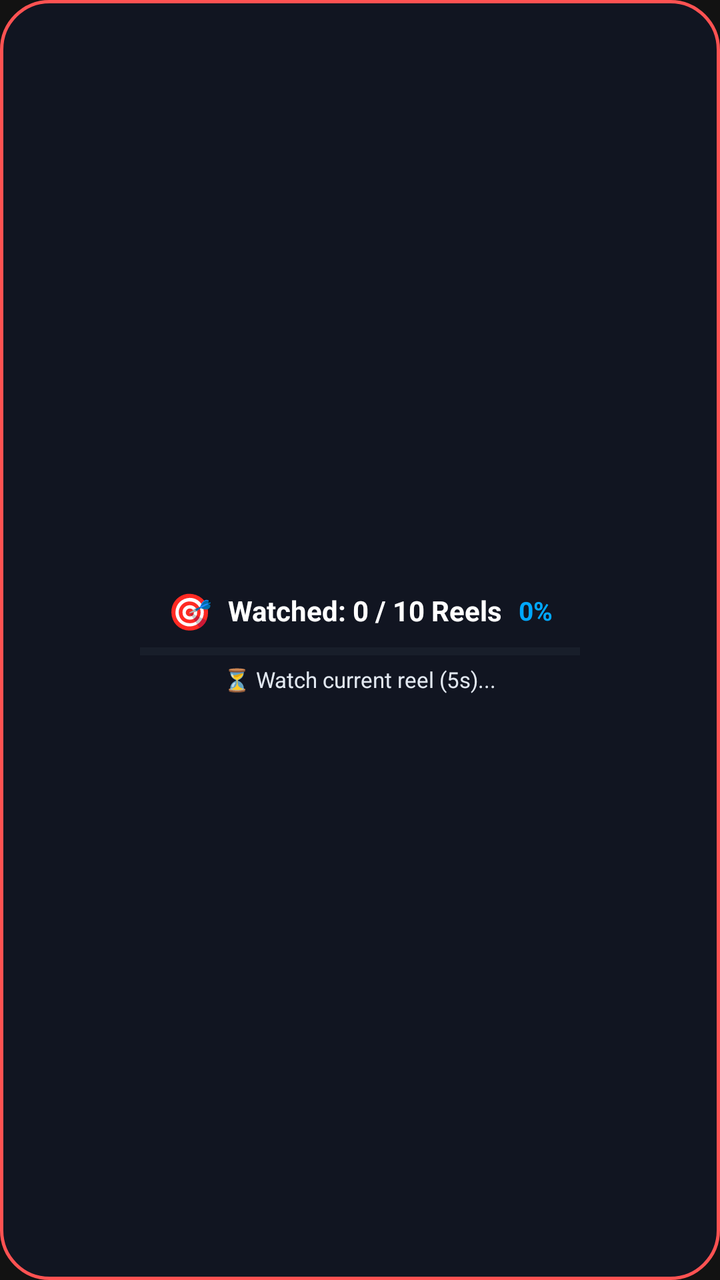
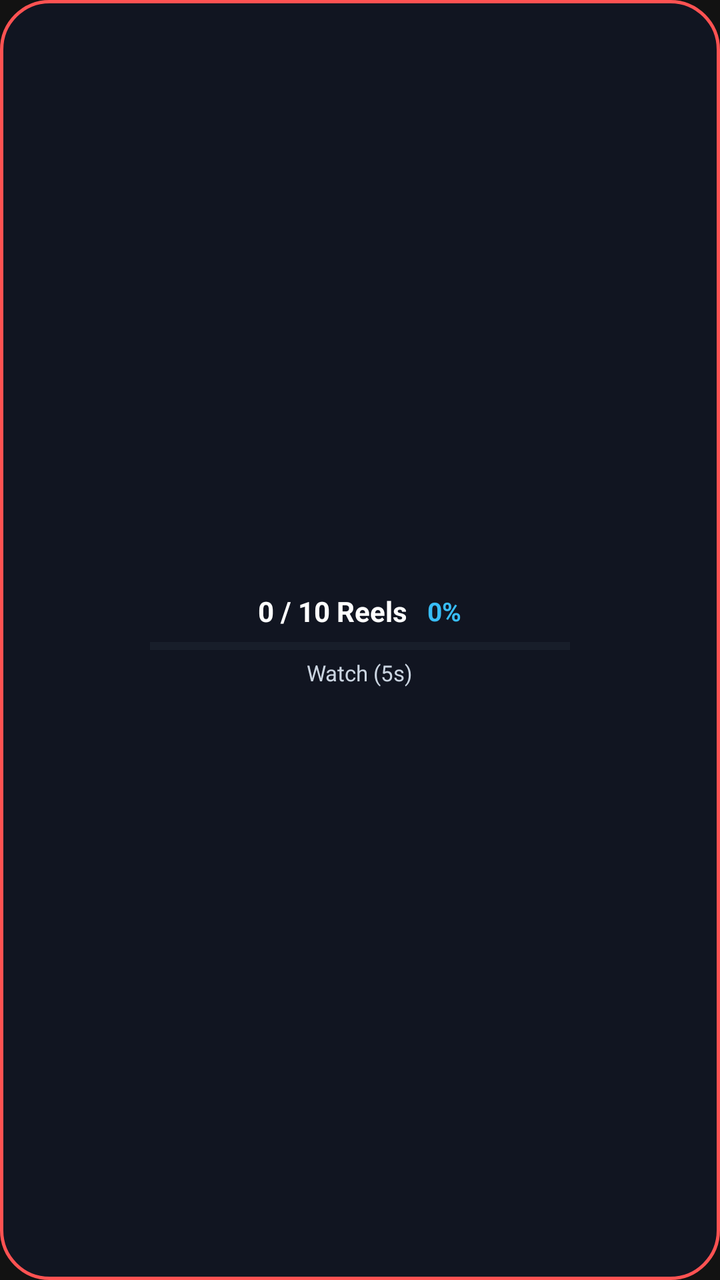

Before-and-after screenshots of an Android layout around one commit, followed by the original layout XML and the change that was made.
<!-- AndroidManifest.xml: application theme Theme.Instalarm -->
<!-- res/layout/layout_reels_mission_overlay.xml -->
<?xml version="1.0" encoding="utf-8"?>
<LinearLayout xmlns:android="http://schemas.android.com/apk/res/android"
    android:id="@+id/overlayRoot"
    android:layout_width="wrap_content"
    android:layout_height="wrap_content"
    android:orientation="vertical"
    android:gravity="center"
    android:background="@drawable/bg_reels_overlay"
    android:elevation="12dp">

    
    <LinearLayout
        android:layout_width="wrap_content"
        android:layout_height="wrap_content"
        android:orientation="horizontal"
        android:gravity="center_vertical">

        <TextView
            android:id="@+id/tvOverlayIcon"
            android:layout_width="wrap_content"
            android:layout_height="wrap_content"
            android:text="🎯"
            android:textSize="18sp"
            android:layout_marginEnd="8dp" />

        <TextView
            android:id="@+id/tvOverlayCount"
            android:layout_width="wrap_content"
            android:layout_height="wrap_content"
            android:text="Watched: 0 / 10 Reels"
            android:textColor="#FFFFFF"
            android:textSize="14sp"
            android:textStyle="bold" />

        <TextView
            android:id="@+id/tvOverlayPercent"
            android:layout_width="wrap_content"
            android:layout_height="wrap_content"
            android:text="0%"
            android:textColor="#00A8FF"
            android:textSize="13sp"
            android:textStyle="bold"
            android:layout_marginStart="8dp" />
    </LinearLayout>

    
    <ProgressBar
        android:id="@+id/pbOverlayProgress"
        style="?android:attr/progressBarStyleHorizontal"
        android:layout_width="220dp"
        android:layout_height="5dp"
        android:layout_marginTop="6dp"
        android:max="10"
        android:progress="0"
        android:progressTint="#FF5252"
        android:progressBackgroundTint="#2D3748" />

    
    <TextView
        android:id="@+id/tvOverlayStatus"
        android:layout_width="wrap_content"
        android:layout_height="wrap_content"
        android:layout_marginTop="4dp"
        android:text="⏳ Watch current reel (5s)..."
        android:textColor="#E2E8F0"
        android:textSize="11sp" />

</LinearLayout>
<!-- resources referenced by this layout -->
<resources>
  <!-- drawable bg_reels_overlay (drawable) -->
  <?xml version="1.0" encoding="utf-8"?>
  <shape xmlns:android="http://schemas.android.com/apk/res/android"
      android:shape="rectangle">
      <solid android:color="#F0111622" />
      <corners android:radius="24dp" />
      <stroke
          android:width="1.5dp"
          android:color="#FF5252" />
      <padding
          android:bottom="10dp"
          android:left="16dp"
          android:right="16dp"
          android:top="10dp" />
  </shape>
  <style name="Theme.Instalarm" parent="Theme.Material3.DayNight.NoActionBar">
          <item name="colorPrimary">#2196F3</item>
          <item name="colorOnPrimary">#FFFFFF</item>
          <item name="colorPrimaryContainer">#1E293B</item>
          <item name="colorOnPrimaryContainer">#90CAF9</item>
          <item name="colorSurfaceVariant">#1E222B</item>
          <item name="colorOutlineVariant">#2D3748</item>
          <item name="android:windowBackground">#121212</item>
          <item name="android:statusBarColor">#121212</item>
          <item name="android:navigationBarColor">#121212</item>
      </style>
</resources>

<!-- the commit's change to res/layout/layout_reels_mission_overlay.xml (unified diff, before → after) -->
@@ -16,18 +16,10 @@
         android:gravity="center_vertical">
 
         <TextView
-            android:id="@+id/tvOverlayIcon"
-            android:layout_width="wrap_content"
-            android:layout_height="wrap_content"
-            android:text="🎯"
-            android:textSize="18sp"
-            android:layout_marginEnd="8dp" />
-
-        <TextView
             android:id="@+id/tvOverlayCount"
             android:layout_width="wrap_content"
             android:layout_height="wrap_content"
-            android:text="Watched: 0 / 10 Reels"
+            android:text="0 / 10 Reels"
             android:textColor="#FFFFFF"
             android:textSize="14sp"
             android:textStyle="bold" />
@@ -37,22 +29,22 @@
             android:layout_width="wrap_content"
             android:layout_height="wrap_content"
             android:text="0%"
-            android:textColor="#00A8FF"
+            android:textColor="#38BDF8"
             android:textSize="13sp"
             android:textStyle="bold"
-            android:layout_marginStart="8dp" />
+            android:layout_marginStart="10dp" />
     </LinearLayout>
 
     
     <ProgressBar
         android:id="@+id/pbOverlayProgress"
         style="?android:attr/progressBarStyleHorizontal"
-        android:layout_width="220dp"
-        android:layout_height="5dp"
+        android:layout_width="210dp"
+        android:layout_height="4dp"
         android:layout_marginTop="6dp"
         android:max="10"
         android:progress="0"
-        android:progressTint="#FF5252"
+        android:progressTint="#FF4757"
         android:progressBackgroundTint="#2D3748" />
 
     
@@ -61,8 +53,8 @@
         android:layout_width="wrap_content"
         android:layout_height="wrap_content"
         android:layout_marginTop="4dp"
-        android:text="⏳ Watch current reel (5s)..."
-        android:textColor="#E2E8F0"
+        android:text="Watch (5s)"
+        android:textColor="#CBD5E1"
         android:textSize="11sp" />
 
 </LinearLayout>
